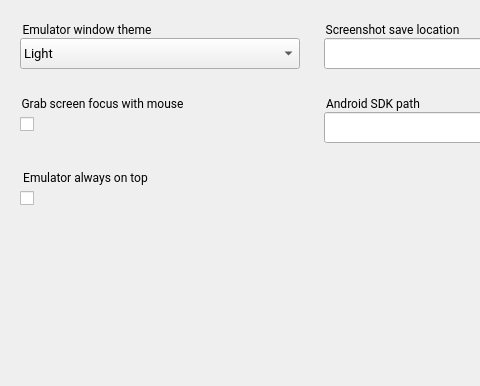
Qt form android/skin/qt/extended-pages/settings-page.ui (aosp-mirror/platform_external_qemu) before a commit; both pictures show x 0 to 480 and y 0 to 386 of the 622 by 580 pixel window.
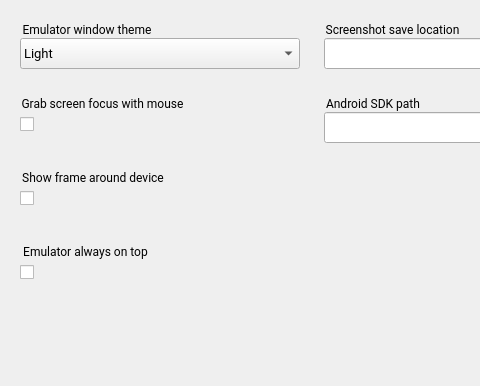
The same form after that commit. Icons and pictures are not drawn.

```diff
--- a/android/skin/qt/extended-pages/settings-page.ui
+++ b/android/skin/qt/extended-pages/settings-page.ui
@@ -17,7 +17,7 @@
    <property name="geometry">
     <rect>
      <x>20</x>
-     <y>186</y>
+     <y>260</y>
      <width>211</width>
      <height>24</height>
     </rect>
@@ -182,7 +182,7 @@
    <property name="geometry">
     <rect>
      <x>20</x>
-     <y>168</y>
+     <y>242</y>
      <width>211</width>
      <height>21</height>
     </rect>
@@ -308,6 +308,52 @@
     <string>Title</string>
    </property>
   </widget>
+  <widget class="QGroupBox" name="set_frameAlwaysTitle">
+   <property name="geometry">
+    <rect>
+     <x>20</x>
+     <y>168</y>
+     <width>211</width>
+     <height>21</height>
+    </rect>
+   </property>
+   <property name="font">
+    <font>
+     <family>Roboto</family>
+    </font>
+   </property>
+   <property name="styleSheet">
+    <string notr="true">border: 0px;</string>
+   </property>
+   <property name="title">
+    <string>Show frame around device</string>
+   </property>
+   <property name="ColorGroup" stdset="0">
+    <string>Title</string>
+   </property>
+  </widget>
+  <widget class="QCheckBox" name="set_frameAlways">
+   <property name="geometry">
+    <rect>
+     <x>20</x>
+     <y>186</y>
+     <width>211</width>
+     <height>24</height>
+    </rect>
+   </property>
+   <property name="iconSize">
+    <size>
+     <width>24</width>
+     <height>24</height>
+    </size>
+   </property>
+   <property name="checked">
+    <bool>false</bool>
+   </property>
+   <property name="ColorGroup" stdset="0">
+    <string>Toggle</string>
+   </property>
+  </widget>
  </widget>
  <resources>
   <include location="../resources.qrc"/>
```
